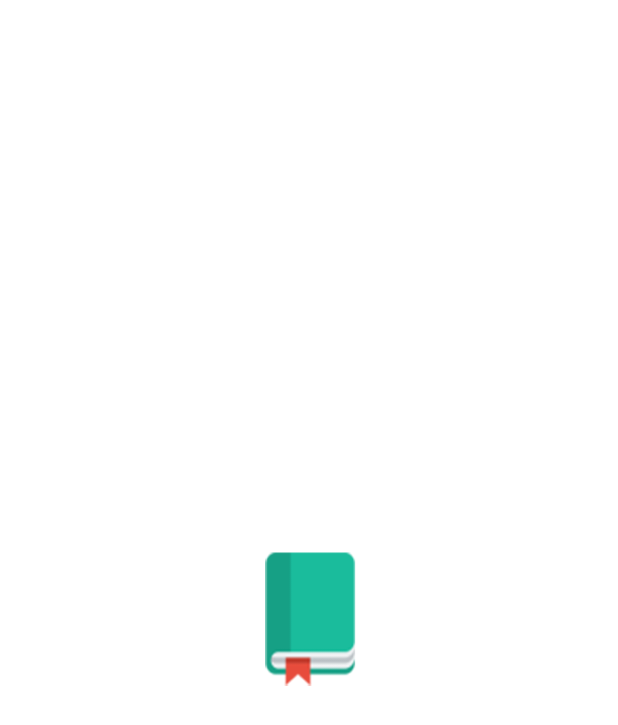
After one commit to Young-Seok-Kim/YoungsBook, an Android app: the SplashActivity screen opened directly, with no data from a screen before it, on a phone screen of 412 x 824 dp. The commit adds this screen. Shown: the top 725 px of the screen. Run offline under Robolectric (Android 15) with nearby library versions, the phone set to English and light mode, and no system bars; 1 statement that could not run was skipped.

Commit message:
스플래시 이미지 추가

```diff
--- a/app/src/main/java/com/youngsbook/ui/main/MainActivity.kt
+++ b/app/src/main/java/com/youngsbook/ui/main/MainActivity.kt
@@ -41,6 +41,8 @@ class MainActivity : AppCompatActivity() {
 
         binding = ActivityMainBinding.inflate(layoutInflater)
         setContentView(binding.root)
+
+
 
         initList()
         updateList()
--- /dev/null
+++ b/app/src/main/java/com/youngsbook/ui/splash/SplashActivity.kt
@@ -0,0 +1,17 @@
+package com.youngsbook.ui.splash
+
+import android.app.Activity
+import android.content.Intent
+import android.os.Bundle
+import com.youngsbook.ui.login.LoginActivity
+
+
+class SplashActivity : Activity(){
+
+    override fun onCreate(savedInstanceState: Bundle?) {
+        super.onCreate(savedInstanceState)
+        val intent = Intent(this, LoginActivity::class.java)
+        startActivity(intent)
+        finish()
+    }
+}
--- a/app/src/main/res/values-night/themes.xml
+++ b/app/src/main/res/values-night/themes.xml
@@ -12,5 +12,7 @@
         <!-- Status bar color. -->
         <item name="android:statusBarColor" tools:targetApi="l">?attr/colorPrimaryVariant</item>
         <!-- Customize your theme here. -->
+        <item name="windowActionBar">false</item>
+        <item name="windowNoTitle">true</item>
     </style>
 </resources>
--- a/app/src/main/res/values/styles.xml
+++ b/app/src/main/res/values/styles.xml
@@ -19,4 +19,9 @@
         <item name="android:windowFullscreen">false</item>
         <item name="android:windowIsFloating">false</item>
     </style>
+
+    <!--splash 화면에 사용될 테마-->
+    <style name="SplashTheme" parent="Theme.AppCompat.NoActionBar">
+        <item name="android:windowBackground">@drawable/youngs_book_splash</item>
+    </style>
 </resources>
--- a/app/src/main/res/values/themes.xml
+++ b/app/src/main/res/values/themes.xml
@@ -12,5 +12,7 @@
         <!-- Status bar color. -->
         <item name="android:statusBarColor" tools:targetApi="l">?attr/colorPrimaryVariant</item>
         <!-- Customize your theme here. -->
+        <item name="windowActionBar">false</item>
+        <item name="windowNoTitle">true</item>
     </style>
 </resources>
--- a/gradle.properties
+++ b/gradle.properties
@@ -19,5 +19,3 @@ android.useAndroidX=true
 android.enableJetifier=true
 # Kotlin code style for this project: "official" or "obsolete":
 kotlin.code.style=official
-
-org.gradle.java.home=C\:\\Program Files\\Java\\jdk1.8.0_291
```
Also changed, not shown: app/build.gradle (+12 -10 lines), app/src/main/AndroidManifest.xml (+10 -4 lines), app/src/main/java/com/youngsbook/common/Define.kt (+11 -11 lines), app/src/main/java/com/youngsbook/ui/login/LoginActivity.kt (+4 -4 lines), app/src/main/java/com/youngsbook/ui/signup/SignUp.kt (+34 -24 lines), app/src/main/res/drawable/splash.xml (added, +9 -0 lines), app/src/main/res/drawable/youngs_book_splash.png (added), 1 other file.
